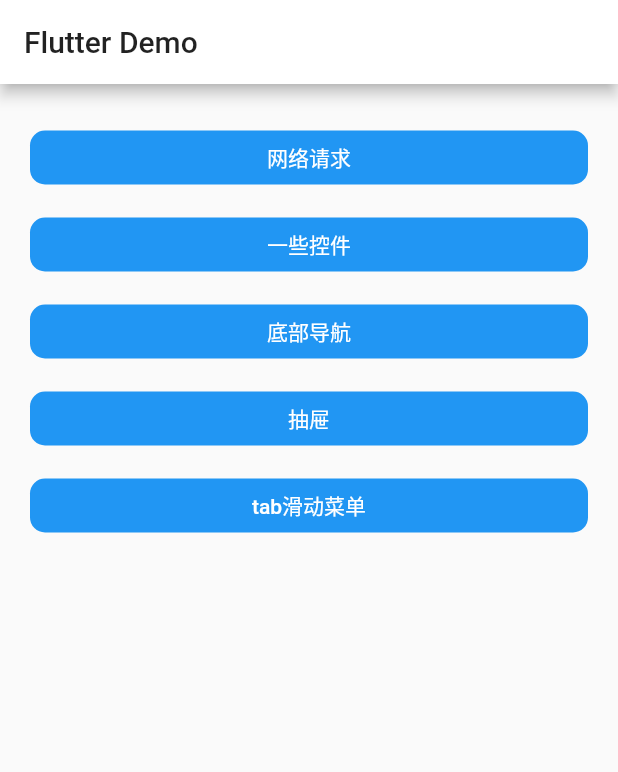
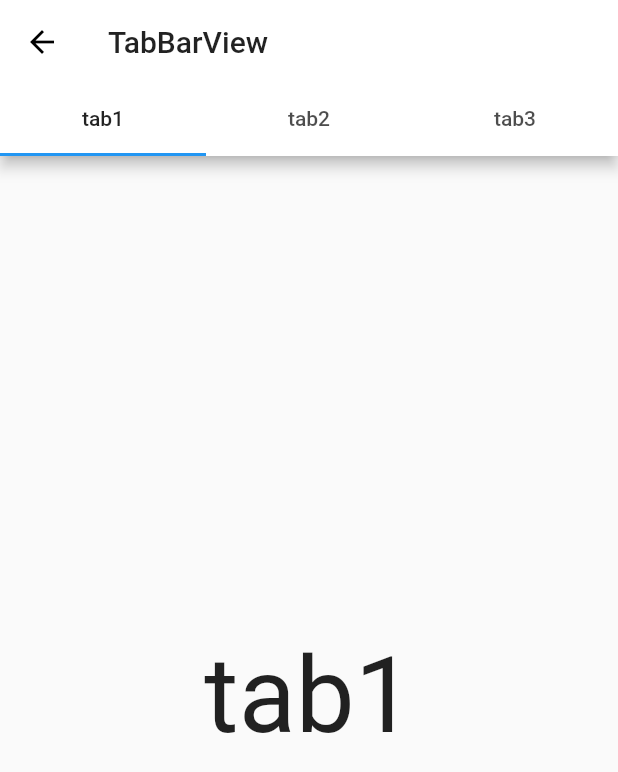
Before and after one commit to yanxing/flutterdemo, a Flutter app: the screen it shows after launch, after a tap on "tab滑动菜单", on a phone screen of 412 x 824 dp. Shown: the top 772 px of the screen. Run offline on Flutter 3.47's test engine with Material 2 defaults, Android fonts, the phone set to English and light mode, and no system bars; our stand-ins replace dio; network calls fail.

Commit message:
tab滑动菜单

```diff
--- a/lib/main.dart
+++ b/lib/main.dart
@@ -2,6 +2,7 @@ import 'package:flutter/material.dart';
 import 'package:flutterdemo/bottom_navigation_bar_demo.dart';
 import 'package:flutterdemo/drawer_demo.dart';
 import 'package:flutterdemo/network_demo.dart';
+import 'package:flutterdemo/tab_bar_view_demo.dart';
 import 'package:flutterdemo/widget_demo.dart';
 
 void main() => runApp(MyApp());
@@ -98,11 +99,11 @@ class _MyHomePageState extends State<MyHomePage> {
         context,
         MaterialPageRoute(builder: (context) => DrawerDemo()),
       );
-    } else if (type == 4) {
+    } else if (type == 5) {
       //tab滑动菜单
       Navigator.push(
         context,
-        MaterialPageRoute(builder: (context) => DrawerDemo()),
+        MaterialPageRoute(builder: (context) => TabBarViewDemo()),
       );
     }
   }
--- /dev/null
+++ b/lib/tab_bar_view_demo.dart
@@ -0,0 +1,48 @@
+import 'package:flutter/material.dart';
+
+///TabBarView
+class TabBarViewDemo extends StatefulWidget {
+  @override
+  _TabBarViewDemoState createState() {
+    return new _TabBarViewDemoState();
+  }
+}
+
+class _TabBarViewDemoState extends State<TabBarViewDemo>
+    with SingleTickerProviderStateMixin {
+  List _tabs = ["tab1", "tab2", "tab3"];
+  TabController _tabController;
+
+  @override
+  void initState() {
+    super.initState();
+    _tabController = TabController(length: _tabs.length, vsync: this);
+  }
+
+  @override
+  Widget build(BuildContext context) {
+    return Scaffold(
+      appBar: AppBar(
+          title: Text("TabBarView"),
+          centerTitle: false,
+          bottom: TabBar(
+            controller: _tabController,
+            tabs: _tabs.map((e) {
+              return (new Tab(text: e));
+            }).toList(),
+          )),
+      body: TabBarView(
+        controller: _tabController,
+        children: _tabs.map((e) {
+          return Container(
+            alignment: Alignment.center,
+            child: Text(
+              e,
+              textScaleFactor: 5,
+            ),
+          );
+        }).toList(),
+      ),
+    );
+  }
+}
```
